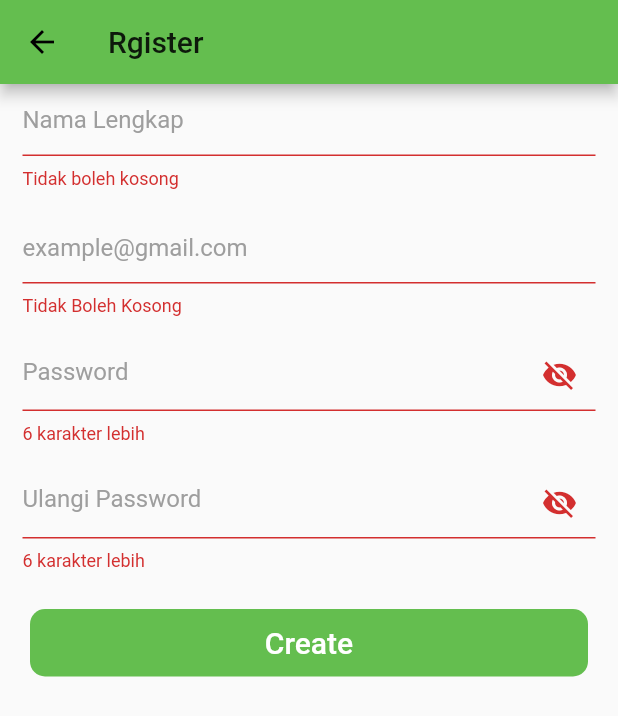
After one commit to mjterrs20/hallodoc, a Flutter app: the RegisterPage screen opened by its route, after a tap on "Create", on a phone screen of 412 x 824 dp. The commit adds this screen. Shown: the top 716 px of the screen. Run offline on Flutter 3.47's test engine with Material 2 defaults, Android fonts, the phone set to English and light mode, and no system bars; our stand-ins replace dio, flutter_spinkit, shared_preferences; accounts and stored records are empty; Roboto replaces fonts that are missing (Comfortaa).

Commit message:
register

```diff
--- a/lib/main.dart
+++ b/lib/main.dart
@@ -4,6 +4,7 @@ import 'package:flutter/services.dart';
 // Packages
 import 'package:hallodoc/pages/home/home.dart';
 import 'package:hallodoc/pages/homepage_wrapper.dart';
+import 'package:hallodoc/pages/register/register.dart';
 import 'package:hallodoc/pages/splashscreen.dart';
 
 void main() {
@@ -45,7 +46,8 @@ class MyApp extends StatelessWidget {
         initialRoute: '/',
         home: HomePageWrapper(),
         routes: <String, WidgetBuilder>{
-          // '/home': (BuildContext context) => HomePage(),
+          '/home': (BuildContext context) => HomePage(),
+          '/register': (BuildContext context) => RegisterPage(),
         });
   }
 }
--- /dev/null
+++ b/lib/models/ModelRegister.dart
@@ -0,0 +1,39 @@
+class ModelRegister {
+  dynamic success;
+  Data data;
+
+  ModelRegister({this.success, this.data});
+
+  ModelRegister.fromJson(Map<dynamic, dynamic> json) {
+    success = json['success'];
+    data = json['data'] != null ? new Data.fromJson(json['data']) : null;
+  }
+
+  Map<dynamic, dynamic> toJson() {
+    final Map<dynamic, dynamic> data = new Map<dynamic, dynamic>();
+    data['success'] = this.success;
+    if (this.data != null) {
+      data['data'] = this.data.toJson();
+    }
+    return data;
+  }
+}
+
+class Data {
+  dynamic token;
+  dynamic name;
+
+  Data({this.token, this.name});
+
+  Data.fromJson(Map<dynamic, dynamic> json) {
+    token = json['token'];
+    name = json['name'];
+  }
+
+  Map<dynamic, dynamic> toJson() {
+    final Map<dynamic, dynamic> data = new Map<dynamic, dynamic>();
+    data['token'] = this.token;
+    data['name'] = this.name;
+    return data;
+  }
+}
--- /dev/null
+++ b/lib/pages/register/register.dart
@@ -0,0 +1,268 @@
+import 'package:flutter/material.dart';
+import 'package:hallodoc/models/ModelRegister.dart';
+import 'package:hallodoc/utils/sharedPref.dart';
+import 'package:hallodoc/widget/miscellaneous.dart';
+import 'package:hallodoc/utils/colors.dart';
+import 'package:dio/dio.dart';
+
+PreferenceUtil appData = PreferenceUtil();
+
+class RegisterPage extends StatefulWidget {
+  @override
+  _RegisterPageState createState() => _RegisterPageState();
+}
+
+class _RegisterPageState extends State<RegisterPage> {
+  final _formKey = GlobalKey<FormState>();
+  bool _obscurePassword = true, _obscureCPassword = true;
+
+  TextEditingController nameController = TextEditingController();
+  TextEditingController emailController = TextEditingController();
+  TextEditingController passwordController = TextEditingController();
+  TextEditingController cPasswordController = TextEditingController();
+
+  @override
+  void initState() {
+    super.initState();
+  }
+
+  outFocus() {
+    FocusScope.of(context).requestFocus(FocusNode());
+    HallodocWidget.loadingPageIndicator(context: context);
+  }
+
+  focusScope() {
+    if (FocusNode() != null) {
+      FocusScope.of(context).requestFocus(FocusNode());
+    }
+  }
+
+  void savePrefences(String token) {
+    appData.saveBoolVariable("login", true);
+    appData.saveVariable("name", nameController.text);
+    appData.saveVariable("email", emailController.text);
+    appData.saveVariable("token", token);
+  }
+
+  void createAccount() async {
+    // Response response;
+    Dio dio = new Dio();
+    try {
+      Response response =
+          await dio.post("http://35.188.140.28/api/register", data: {
+        "name": nameController.text,
+        "email": emailController.text,
+        "password": passwordController.text,
+        "c_password": cPasswordController.text
+      });
+      print(response);
+      var registerData = ModelRegister.fromJson(response.data);
+      if (response.statusCode == 200 && registerData.success == true) {
+        // Succes
+        // Save Shared Pref
+        savePrefences(registerData.data.token);
+        Navigator.of(context).pop();
+      } else {
+        // Error Create
+        Navigator.of(context).pop();
+        HallodocWidget.hallodocDialog(
+            context: context,
+            title: 'Gagal',
+            content: "Maaf Terjadi Kesalahan",
+            buttons: <Widget>[
+              HallodocWidget.hallodocButton(
+                  buttonText: 'Ok',
+                  onPressed: () {
+                    Navigator.of(context).pop();
+                  })
+            ]);
+      }
+    } catch (e) {
+      // ketika error
+      Navigator.of(context).pop();
+      HallodocWidget.hallodocDialog(
+          context: context,
+          title: 'Gagal',
+          content: "Maaf Terjadi Kesalahan",
+          buttons: <Widget>[
+            HallodocWidget.hallodocButton(
+                buttonText: 'Ok',
+                onPressed: () {
+                  Navigator.of(context).pop();
+                })
+          ]);
+      print(e);
+    }
+  }
+
+  @override
+  Widget build(BuildContext context) {
+    return Scaffold(
+      appBar: AppBar(title: Text("Rgister")),
+      body: GestureDetector(
+        onTap: () {
+          focusScope();
+        },
+        child: ListView(children: [
+          Form(
+            key: _formKey,
+            child: Center(
+              child: Column(
+                  mainAxisAlignment: MainAxisAlignment.center,
+                  crossAxisAlignment: CrossAxisAlignment.center,
+                  children: [
+                    Padding(
+                      padding: const EdgeInsets.only(
+                          left: 15, bottom: 15, right: 15),
+                      child: TextFormField(
+                          controller: nameController,
+                          keyboardType: TextInputType.text,
+                          decoration: new InputDecoration(
+                              hintStyle: new TextStyle(
+                                  color: Colors.grey[500],
+                                  fontFamily: 'Comfortaa',
+                                  fontSize: 16.0),
+                              hintText: "Nama Lengkap",
+                              fillColor: Colors.white70),
+                          validator: (value) {
+                            if (value.isEmpty) {
+                              return 'Tidak boleh kosong';
+                            }
+                            return null;
+                          }),
+                    ),
+                    Padding(
+                      padding: const EdgeInsets.only(
+                          left: 15, bottom: 15, right: 15),
+                      child: TextFormField(
+                        controller: emailController,
+                        keyboardType: TextInputType.emailAddress,
+                        decoration: new InputDecoration(
+                            hintStyle: new TextStyle(
+                                color: Colors.grey[500],
+                                fontFamily: 'Comfortaa',
+                                fontSize: 16.0),
+                            hintText: "example@gmail.com",
+                            fillColor: Colors.white70),
+                        validator: (value) {
+                          Pattern pattern =
+                              r'^(([^<>()[\]\\.,;:\s@\"]+(\.[^<>()[\]\\.,;:\s@\"]+)*)|(\".+\"))@((\[[0-9]{1,3}\.[0-9]{1,3}\.[0-9]{1,3}\.[0-9]{1,3}\])|(([a-zA-Z\-0-9]+\.)+[a-zA-Z]{2,}))$';
+                          RegExp regex = new RegExp(pattern);
+                          if (value == '') {
+                            return 'Tidak Boleh Kosong';
+                          } else if (!regex.hasMatch(value)) {
+                            print(value);
+                            return 'Emalil Salah';
+                          } else
+                            return null;
+                        },
+                      ),
+                    ),
+                    Padding(
+                      padding: const EdgeInsets.only(
+                          left: 15, bottom: 15, right: 15),
+                      child: TextFormField(
+                        controller: passwordController,
+                        keyboardType: TextInputType.visiblePassword,
+                        decoration: new InputDecoration(
+                            hintStyle: new TextStyle(
+                                color: Colors.grey[500],
+                                fontFamily: 'Comfortaa',
+                                fontSize: 16.0),
+                            hintText: "Password",
+                            fillColor: Colors.white70,
+                            suffixIcon: GestureDetector(
+                              onTap: () {
+                                setState(() {
+                                  _obscurePassword = !_obscurePassword;
+                                });
+                              },
+                              child: Icon(_obscurePassword
+                                  ? Icons.visibility_off
+                                  : Icons.visibility),
+                            )),
+                        validator: (value) {
+                          if (value.length < 6) {
+                            return '6 karakter lebih';
+                          } else if (value.toString() !=
+                              cPasswordController.text) {
+                            return 'Not Match';
+                          }
+                          return null;
+                        },
+                        obscureText: _obscurePassword,
+                      ),
+                    ),
+                    Padding(
+                      padding: const EdgeInsets.only(
+                          left: 15, bottom: 15, right: 15),
+                      child: TextFormField(
+                        controller: cPasswordController,
+                        keyboardType: TextInputType.text,
+                        decoration: new InputDecoration(
+                            hintStyle: new TextStyle(
+                                color: Colors.grey[500],
+                                fontFamily: 'Comfortaa',
+                                fontSize: 16.0),
+                            hintText: "Ulangi Password",
+                            fillColor: Colors.white70,
+                            suffixIcon: GestureDetector(
+                              onTap: () {
+                                setState(() {
+                                  _obscureCPassword = !_obscureCPassword;
+                                });
+                              },
+                              child: Icon(_obscurePassword
+                                  ? Icons.visibility_off
+                                  : Icons.visibility),
+                            )),
+                        validator: (value) {
+                          if (value.length < 6) {
+                            return '6 karakter lebih';
+                          } else if (value.toString() !=
+                              passwordController.text) {
+                            return 'Not Match';
+                          }
+                          return null;
+                        },
+                        obscureText: _obscureCPassword,
+                      ),
+                    ),
+                    // button create account
+                    Padding(
+                      padding: EdgeInsets.fromLTRB(20.0, 10.0, 20.0, 10.0),
+                      child: Container(
+                        height: 45,
+                        width: MediaQuery.of(context).size.width,
+                        child: RaisedButton(
+                            elevation: 0.0,
+                            color: TemaApp.greenColor,
+                            textColor: Colors.white,
+                            child: Text('Create',
+                                style: new TextStyle(
+                                    fontSize: 20.0, color: Colors.white)),
+                            onPressed: () {
+                              if (_formKey.currentState.validate()) {
+                                _formKey.currentState.save();
+                                if (passwordController.text ==
+                                    cPasswordController.text) {
+                                  // create
+                                  outFocus();
+                                  createAccount();
+                                }
+                              } else {
+                                // jika masih ada data yang kosong
+                              }
+                            },
+                            shape: new RoundedRectangleBorder(
+                                borderRadius: new BorderRadius.circular(10.0))),
+                      ),
+                    ),
+                  ]),
+            ),
+          ),
+        ]),
+      ),
+    );
+  }
+}
--- a/pubspec.yaml
+++ b/pubspec.yaml
@@ -11,9 +11,11 @@ environment:
 dependencies:
   flutter:
     sdk: flutter
+  dio: ^3.0.10 #Http client
   cupertino_icons: ^1.0.0
   flutter_spinkit:
   font_awesome_flutter: # Gallery
+  shared_preferences:
 
 dev_dependencies:
   flutter_test:
```
Also changed, not shown: lib/pages/home/home.dart (+10 -1 lines), lib/pages/layanan/layanan.dart (+18 -1 lines), lib/utils/sharedPref.dart (added, +76 -0 lines), pubspec.lock.
